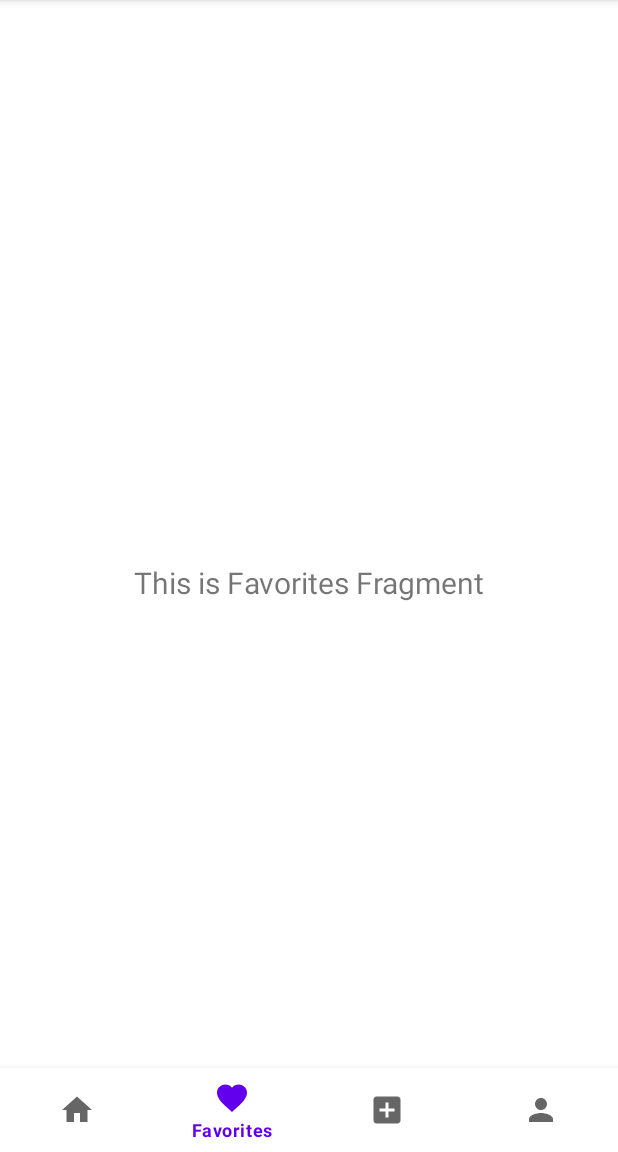
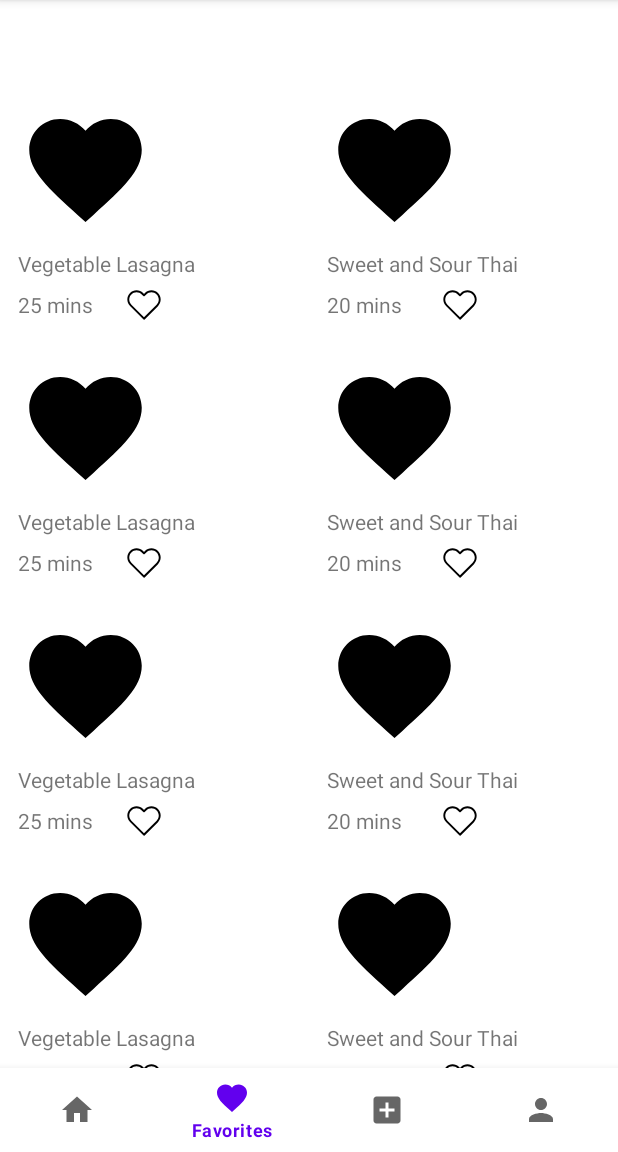
Before and after one commit to RuchithaMaram/Kooksy, an Android app: the FavoritesFragment screen opened through its navigation route, on a phone screen of 412 x 824 dp, the part 84-1236 px from its top. Run offline under Robolectric (Android 15) with nearby library versions, the phone set to English and light mode, and no system bars; our stand-ins replace Picasso, navigation-ui; pictures from the network do not load.

Commit message:
"Favorites screen functionality inProgress"
This reverts commit df26a665f6b8cf2fc3120be8c22a34fe839b6d95.

```diff
--- a/app/build.gradle.kts
+++ b/app/build.gradle.kts
@@ -48,6 +48,7 @@ dependencies {
     implementation(libs.androidx.lifecycle.viewmodel.ktx)
     implementation(libs.androidx.navigation.fragment.ktx)
     implementation(libs.androidx.navigation.ui.ktx)
+    implementation(libs.picasso)
     implementation(libs.androidx.activity)
     testImplementation(libs.junit)
     androidTestImplementation(libs.androidx.junit)
--- a/app/src/main/AndroidManifest.xml
+++ b/app/src/main/AndroidManifest.xml
@@ -1,6 +1,8 @@
 <?xml version="1.0" encoding="utf-8"?>
 <manifest xmlns:android="http://schemas.android.com/apk/res/android"
     xmlns:tools="http://schemas.android.com/tools">
+
+    <uses-permission android:name="android.permission.INTERNET" />
 
     <application
         android:allowBackup="true"
--- a/app/src/main/java/com/teamfour/kooksy/ui/favorite/FavoritesFragment.kt
+++ b/app/src/main/java/com/teamfour/kooksy/ui/favorite/FavoritesFragment.kt
@@ -4,31 +4,45 @@ import android.os.Bundle
 import android.view.LayoutInflater
 import android.view.View
 import android.view.ViewGroup
-import android.widget.TextView
 import androidx.fragment.app.Fragment
 import androidx.lifecycle.ViewModelProvider
 import com.teamfour.kooksy.databinding.FragmentFavoritesBinding
+import com.teamfour.kooksy.ui.favorite.FavouriteAdapter
 
 class FavoritesFragment : Fragment() {
 
+    private lateinit var favoritesViewModel: FavoritesViewModel
     private var _binding: FragmentFavoritesBinding? = null
     private val binding get() = _binding!!
+    lateinit var adapter: FavouriteAdapter
 
     override fun onCreateView(
         inflater: LayoutInflater, container: ViewGroup?,
         savedInstanceState: Bundle?
     ): View {
-        val favoritesViewModel =
+        favoritesViewModel =
             ViewModelProvider(this).get(FavoritesViewModel::class.java)
 
         _binding = FragmentFavoritesBinding.inflate(inflater, container, false)
         val root: View = binding.root
+        return root
+    }
 
-        val textView: TextView = binding.textFavorite
-        favoritesViewModel.text.observe(viewLifecycleOwner) {
-            textView.text = it
+    override fun onViewCreated(view: View, savedInstanceState: Bundle?) {
+        super.onViewCreated(view, savedInstanceState)
+
+        initObservers()
+        favoritesViewModel.getMenuItems()
+
+    }
+
+    private fun initObservers() {
+        favoritesViewModel.menuItems.observe(viewLifecycleOwner) { list ->
+            adapter = FavouriteAdapter(list) {
+
+            }
+            binding.favouritesRv.adapter = adapter
         }
-        return root
     }
 
     override fun onDestroyView() {
--- a/app/src/main/java/com/teamfour/kooksy/ui/favorite/FavoritesViewModel.kt
+++ b/app/src/main/java/com/teamfour/kooksy/ui/favorite/FavoritesViewModel.kt
@@ -3,6 +3,7 @@ package com.teamfour.kooksy.ui.create
 import androidx.lifecycle.LiveData
 import androidx.lifecycle.MutableLiveData
 import androidx.lifecycle.ViewModel
+import com.teamfour.kooksy.ui.favorite.data.MenuItem
 
 class FavoritesViewModel : ViewModel() {
 
@@ -10,4 +11,36 @@ class FavoritesViewModel : ViewModel() {
         value = "This is Favorites Fragment"
     }
     val text: LiveData<String> = _text
+
+    private val _menuItems = MutableLiveData<List<MenuItem>>()
+    val menuItems: LiveData<List<MenuItem>> = _menuItems
+
+
+    fun getMenuItems() {
+        _menuItems.value = getTempMenuList()
+    }
+
+    private fun getTempMenuList(): List<MenuItem> {
+        val item1 = MenuItem(
+            0,
+            "https://bigoven-res.cloudinary.com/image/upload/d_recipe-no-image.jpg/lowfat-vegetable-lasagna-1336994.jpg",
+            "Vegetable Lasagna",
+            "25 mins",
+            false
+        )
+        val item2 = MenuItem(
+            0,
+            "https://bigoven-res.cloudinary.com/image/upload/f_auto,q_auto/sweetandsourstickythaiboneless-3a944d.jpg",
+            "Sweet and Sour Thai",
+            "20 mins",
+            false
+        )
+
+        return ArrayList<MenuItem>().apply {
+            for (i in 0..10) {
+                add(item1)
+                add(item2)
+            }
+        } as List<MenuItem>
+    }
 }
--- /dev/null
+++ b/app/src/main/java/com/teamfour/kooksy/ui/favorite/FavouriteAdapter.kt
@@ -0,0 +1,40 @@
+package com.teamfour.kooksy.ui.favorite
+
+import android.view.LayoutInflater
+import android.view.View
+import android.view.ViewGroup
+import android.widget.ImageView
+import android.widget.TextView
+import androidx.recyclerview.widget.RecyclerView
+import com.squareup.picasso.Picasso
+import com.teamfour.kooksy.R
+import com.teamfour.kooksy.ui.favorite.data.MenuItem
+
+class FavouriteAdapter(private val menuItems: List<MenuItem>, onClick: () -> Unit) : RecyclerView.Adapter<FavouriteAdapter.MyViewHolder>() {
+
+    override fun onCreateViewHolder(parent: ViewGroup, viewType: Int): MyViewHolder {
+        val view =
+            LayoutInflater.from(parent.context).inflate(R.layout.item_favourite, parent, false)
+        return MyViewHolder(view)
+    }
+
+    override fun getItemCount() = menuItems.size
+
+    override fun onBindViewHolder(holder: MyViewHolder, position: Int) {
+        val menuItem = menuItems.get(position)
+        holder.name.text = menuItem.name
+        holder.time.text= menuItem.time
+        Picasso.get()
+            .load(menuItem.image)
+            .placeholder(R.drawable.ic_favorite_black_24dp)
+            .into(holder.image)
+        holder.favIcon.setImageResource(R.drawable.ic_fav_unselected)
+    }
+
+    class MyViewHolder(view: View) : RecyclerView.ViewHolder(view) {
+        val image: ImageView = view.findViewById(R.id.item_image)
+        val name: TextView = view.findViewById(R.id.item_name)
+        val time: TextView = view.findViewById(R.id.time_tv)
+        val favIcon: ImageView = view.findViewById(R.id.favourite_iv)
+    }
+}
--- /dev/null
+++ b/app/src/main/java/com/teamfour/kooksy/ui/favorite/data/MenuItem.kt
@@ -0,0 +1,9 @@
+package com.teamfour.kooksy.ui.favorite.data
+
+data class MenuItem(
+    val id: Int,
+    val image: String,
+    val name: String,
+    val time: String,
+    val isFavourite: Boolean = false
+)
--- /dev/null
+++ b/app/src/main/res/drawable/ic_fav_unselected.xml
@@ -0,0 +1,11 @@
+<vector xmlns:android="http://schemas.android.com/apk/res/android"
+    android:width="201dp"
+    android:height="201dp"
+    android:viewportWidth="537.74"
+    android:viewportHeight="537.74">
+  <path
+      android:pathData="M466.62,100.02c-24.7,-24.7 -57.4,-38.2 -92.3,-38.2s-67.7,13.6 -92.4,38.3l-12.9,12.9l-13.1,-13.1c-24.7,-24.7 -57.6,-38.4 -92.5,-38.4c-34.8,0 -67.6,13.6 -92.2,38.2c-24.7,24.7 -38.3,57.5 -38.2,92.4c0,34.9 13.7,67.6 38.4,92.3l187.8,187.8c2.6,2.6 6.1,4 9.5,4c3.4,0 6.9,-1.3 9.5,-3.9l188.2,-187.5c24.7,-24.7 38.3,-57.5 38.3,-92.4C504.82,157.52 491.32,124.72 466.62,100.02zM447.42,265.72l-178.7,178l-178.3,-178.3c-19.6,-19.6 -30.4,-45.6 -30.4,-73.3s10.7,-53.7 30.3,-73.2c19.5,-19.5 45.5,-30.3 73.1,-30.3c27.7,0 53.8,10.8 73.4,30.4l22.6,22.6c5.3,5.3 13.8,5.3 19.1,0l22.4,-22.4c19.6,-19.6 45.7,-30.4 73.3,-30.4c27.6,0 53.6,10.8 73.2,30.3c19.6,19.6 30.3,45.6 30.3,73.3C477.82,220.12 467.02,246.12 447.42,265.72z"
+      android:strokeWidth="0.004717010000000001"
+      android:fillColor="#000000"
+      android:strokeColor="#000000"/>
+</vector>
--- a/app/src/main/res/layout/fragment_favorites.xml
+++ b/app/src/main/res/layout/fragment_favorites.xml
@@ -1,23 +1,27 @@
 <?xml version="1.0" encoding="utf-8"?>
-<androidx.constraintlayout.widget.ConstraintLayout
-    xmlns:android="http://schemas.android.com/apk/res/android"
+<androidx.constraintlayout.widget.ConstraintLayout xmlns:android="http://schemas.android.com/apk/res/android"
     xmlns:app="http://schemas.android.com/apk/res-auto"
     xmlns:tools="http://schemas.android.com/tools"
     android:layout_width="match_parent"
     android:layout_height="match_parent"
-    tools:context=".ui.create.FavoritesFragment" >
+    tools:context=".ui.create.FavoritesFragment">
 
-    <TextView
-        android:id="@+id/text_favorite"
-        android:layout_width="match_parent"
+
+    <androidx.appcompat.widget.AppCompatTextView
+        android:id="@+id/favourites_tv"
+        android:layout_width="wrap_content"
         android:layout_height="wrap_content"
-        android:layout_marginStart="8dp"
-        android:layout_marginTop="8dp"
-        android:layout_marginEnd="8dp"
-        android:textAlignment="center"
-        android:textSize="20sp"
+        app:layout_constraintStart_toStartOf="parent"
+        app:layout_constraintTop_toTopOf="parent" />
+
+    <androidx.recyclerview.widget.RecyclerView
+        android:id="@+id/favourites_rv"
+        android:layout_width="0dp"
+        android:layout_height="match_parent"
+        app:layoutManager="androidx.recyclerview.widget.GridLayoutManager"
+        app:layout_constraintStart_toStartOf="parent"
         app:layout_constraintEnd_toEndOf="parent"
-        app:layout_constraintStart_toStartOf="parent"
-        app:layout_constraintTop_toTopOf="parent"
-        app:layout_constraintBottom_toBottomOf="parent" />
+        app:layout_constraintTop_toBottomOf="@+id/favourites_tv"
+        app:spanCount="2" />
+
 </androidx.constraintlayout.widget.ConstraintLayout>
--- /dev/null
+++ b/app/src/main/res/layout/item_favourite.xml
@@ -0,0 +1,47 @@
+<?xml version="1.0" encoding="utf-8"?>
+
+<androidx.constraintlayout.widget.ConstraintLayout xmlns:android="http://schemas.android.com/apk/res/android"
+    xmlns:app="http://schemas.android.com/apk/res-auto"
+    android:layout_width="wrap_content"
+    android:layout_height="wrap_content"
+    xmlns:tools="http://schemas.android.com/tools"
+    android:padding="12dp">
+
+    <ImageView
+        android:id="@+id/item_image"
+        android:layout_width="90dp"
+        android:layout_height="90dp"
+        android:fitsSystemWindows="true"
+        android:src="@drawable/ic_fav_unselected"
+        android:contentDescription="image"
+        app:layout_constraintStart_toStartOf="parent"
+        app:layout_constraintTop_toTopOf="parent" />
+
+    <androidx.appcompat.widget.AppCompatTextView
+        android:id="@+id/item_name"
+        android:layout_width="wrap_content"
+        android:layout_height="wrap_content"
+        tools:text="Gopinatyh"
+        android:layout_marginTop="8dp"
+        app:layout_constraintStart_toStartOf="parent"
+        app:layout_constraintTop_toBottomOf="@id/item_image" />
+
+    <androidx.appcompat.widget.AppCompatTextView
+        android:id="@+id/time_tv"
+        android:layout_width="wrap_content"
+        android:layout_height="wrap_content"
+        tools:text="Gopinatyh"
+        android:layout_marginTop="8dp"
+        app:layout_constraintStart_toStartOf="parent"
+        app:layout_constraintTop_toBottomOf="@id/item_name" />
+
+    <ImageView
+        android:id="@+id/favourite_iv"
+        android:layout_width="25dp"
+        android:layout_height="25dp"
+        android:src="@drawable/ic_fav_unselected"
+        app:layout_constraintBottom_toBottomOf="@id/time_tv"
+        app:layout_constraintEnd_toEndOf="parent"
+        app:layout_constraintStart_toEndOf="@id/time_tv"
+        app:layout_constraintTop_toTopOf="@id/time_tv" />
+</androidx.constraintlayout.widget.ConstraintLayout>
--- a/gradle/libs.versions.toml
+++ b/gradle/libs.versions.toml
@@ -13,6 +13,7 @@ lifecycleViewmodelKtx = "2.8.6"
 navigationFragmentKtx = "2.8.2"
 navigationUiKtx = "2.8.2"
 activity = "1.9.2"
+picasso = "2.8"
 
 [libraries]
 androidx-core-ktx = { group = "androidx.core", name = "core-ktx", version.ref = "coreKtx" }
@@ -27,6 +28,7 @@ androidx-lifecycle-viewmodel-ktx = { group = "androidx.lifecycle", name = "lifec
 androidx-navigation-fragment-ktx = { group = "androidx.navigation", name = "navigation-fragment-ktx", version.ref = "navigationFragmentKtx" }
 androidx-navigation-ui-ktx = { group = "androidx.navigation", name = "navigation-ui-ktx", version.ref = "navigationUiKtx" }
 androidx-activity = { group = "androidx.activity", name = "activity", version.ref = "activity" }
+picasso = { module = "com.squareup.picasso:picasso", version.ref = "picasso" }
 
 [plugins]
 android-application = { id = "com.android.application", version.ref = "agp" }
```
